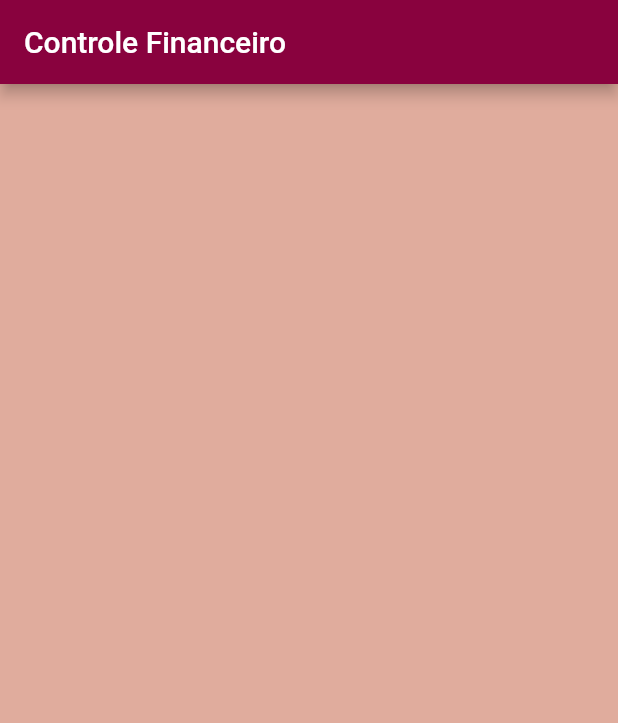
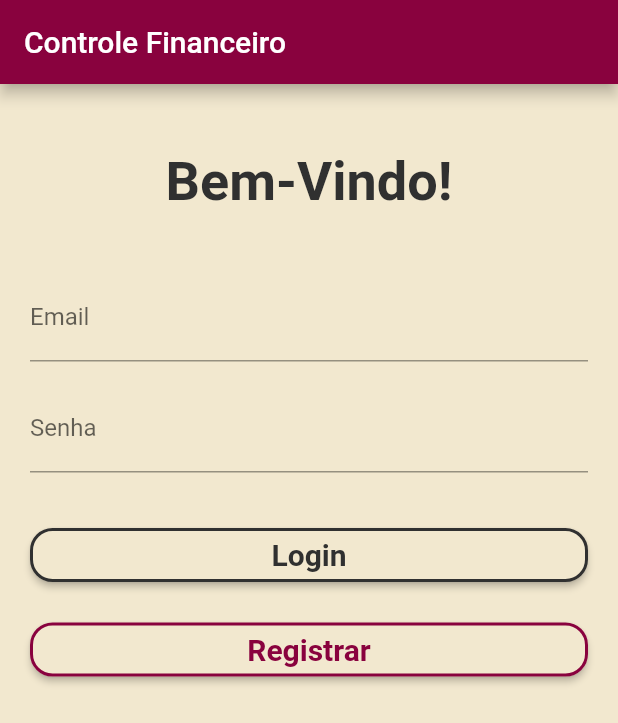
Before and after one commit to BerPGR/flutter-controle-financeiro, a Flutter app: the screen it shows after launch, on a phone screen of 412 x 824 dp. Shown: the top 723 px of the screen. Run offline on Flutter 3.47's test engine with Material 2 defaults, Android fonts, the phone set to English and light mode, and no system bars; our stand-ins replace cloud_firestore, firebase_auth, firebase_core; accounts and stored records are empty.

Commit message:
Criado paginas e metodos de login e registro

```diff
--- a/lib/colors/palette.dart
+++ b/lib/colors/palette.dart
@@ -2,5 +2,5 @@ import 'package:flutter/material.dart';
 
 class Palette {
   static const Color appBarColor = Color(0xFF89023E);
-  static const Color scaffoldBackgroundCOlor = Color(0xFFE0AC9D);
+  static const Color scaffoldBackgroundCOlor = Color(0xFFF2E8CF);
 }
--- a/lib/main.dart
+++ b/lib/main.dart
@@ -17,7 +17,7 @@ class MyApp extends StatelessWidget {
   Widget build(BuildContext context) {
     return MaterialApp(
       debugShowCheckedModeBanner: false,
-      title: 'Flutter Demo',
+      title: 'App controle financeiro',
       theme: ThemeData(
           scaffoldBackgroundColor: Palette.scaffoldBackgroundCOlor,
           primarySwatch: Colors.blue,
--- a/lib/pages/home_page.dart
+++ b/lib/pages/home_page.dart
@@ -1,3 +1,4 @@
+import 'package:flutter/material.dart';
 import 'package:flutter/src/widgets/framework.dart';
 import 'package:flutter/src/widgets/placeholder.dart';
 
@@ -11,6 +12,6 @@ class HomePage extends StatefulWidget {
 class _HomePageState extends State<HomePage> {
   @override
   Widget build(BuildContext context) {
-    return const Placeholder();
+    return Scaffold();
   }
 }
--- a/lib/pages/login_page.dart
+++ b/lib/pages/login_page.dart
@@ -1,3 +1,6 @@
+import 'package:controle/auth.dart';
+import 'package:controle/colors/palette.dart';
+import 'package:firebase_auth/firebase_auth.dart';
 import 'package:flutter/material.dart';
 import 'package:flutter/src/widgets/framework.dart';
 import 'package:flutter/src/widgets/placeholder.dart';
@@ -10,8 +13,35 @@ class LoginPage extends StatefulWidget {
 }
 
 class _LoginPageState extends State<LoginPage> {
+  String? errorMessage = '';
   TextEditingController _emailController = TextEditingController();
   TextEditingController _passwordController = TextEditingController();
+
+  Future<void> signIn() async {
+    try {
+      await Auth().signInWithEmailAndPassword(
+          email: _emailController.text, password: _passwordController.text);
+    } on FirebaseAuthException catch (e) {
+      setState(() {
+        errorMessage = e.message;
+      });
+    }
+  }
+
+  Future<void> createAccount() async {
+    try {
+      await Auth().createUserWithEmailAndPassword(
+          email: _emailController.text, password: _passwordController.text);
+    } on FirebaseAuthException catch (e) {
+      setState(() {
+        errorMessage = e.message;
+      });
+    }
+  }
+
+  Widget _errorMessage() {
+    return Text(errorMessage == '' ? '' : 'Humm ? ${errorMessage}');
+  }
 
   @override
   Widget build(BuildContext context) {
@@ -19,7 +49,80 @@ class _LoginPageState extends State<LoginPage> {
       appBar: AppBar(
         title: Text('Controle Financeiro'),
       ),
-      body: Container(),
+      body: Container(
+        padding: EdgeInsets.all(20),
+        child: SingleChildScrollView(
+          child: Column(
+            children: [
+              Padding(
+                padding: const EdgeInsets.only(top: 24),
+                child: Text(
+                  'Bem-Vindo!',
+                  style: TextStyle(
+                      color: Color(0xff303030),
+                      fontSize: 36,
+                      fontWeight: FontWeight.bold),
+                ),
+              ),
+              SizedBox(
+                height: 40,
+              ),
+              TextField(
+                decoration: InputDecoration(labelText: 'Email'),
+                controller: _emailController,
+              ),
+              SizedBox(height: 15),
+              TextField(
+                decoration: InputDecoration(labelText: 'Senha'),
+                controller: _passwordController,
+              ),
+              SizedBox(
+                height: 15,
+              ),
+              _errorMessage(),
+              ElevatedButton(
+                style: ElevatedButton.styleFrom(
+                  side: BorderSide(width: 2, color: Color(0xFF303030)),
+                  backgroundColor: Palette.scaffoldBackgroundCOlor,
+                  fixedSize:
+                      Size.fromWidth((MediaQuery.of(context).size.width)),
+                  shape: RoundedRectangleBorder(
+                    borderRadius: BorderRadius.circular(15),
+                  ),
+                ),
+                onPressed: signIn,
+                child: Text(
+                  'Login',
+                  style: TextStyle(
+                      fontSize: 20,
+                      fontWeight: FontWeight.bold,
+                      color: Color(0xFF303030)),
+                ),
+              ),
+              SizedBox(
+                height: 15,
+              ),
+              ElevatedButton(
+                style: ElevatedButton.styleFrom(
+                  side: BorderSide(width: 2, color: Palette.appBarColor),
+                  backgroundColor: Palette.scaffoldBackgroundCOlor,
+                  fixedSize:
+                      Size.fromWidth((MediaQuery.of(context).size.width)),
+                  shape: RoundedRectangleBorder(
+                    borderRadius: BorderRadius.circular(15),
+                  ),
+                ),
+                onPressed: createAccount,
+                child: Text('Registrar',
+                    style: TextStyle(
+                        fontSize: 20,
+                        fontWeight: FontWeight.bold,
+                        color: Palette.appBarColor)),
+              ),
+            ],
+          ),
+        ),
+      ),
     );
   }
 }
```
